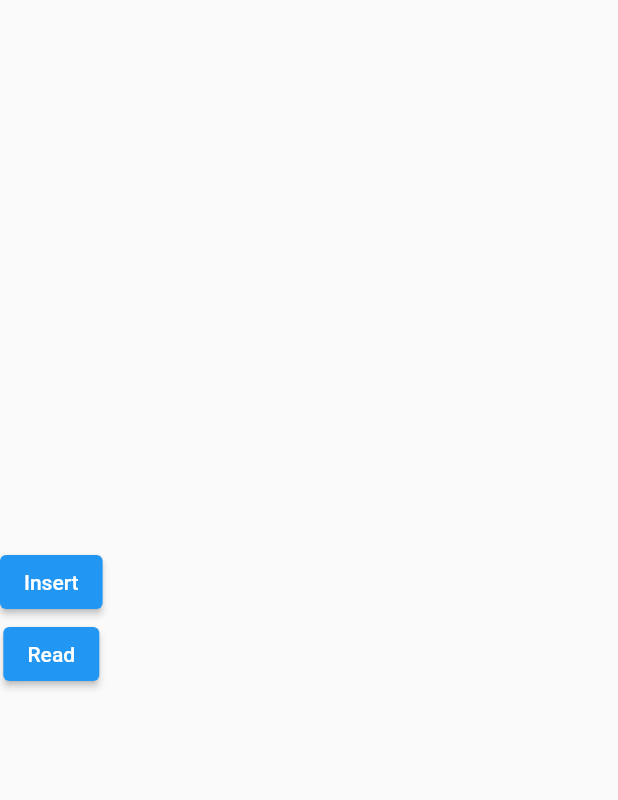
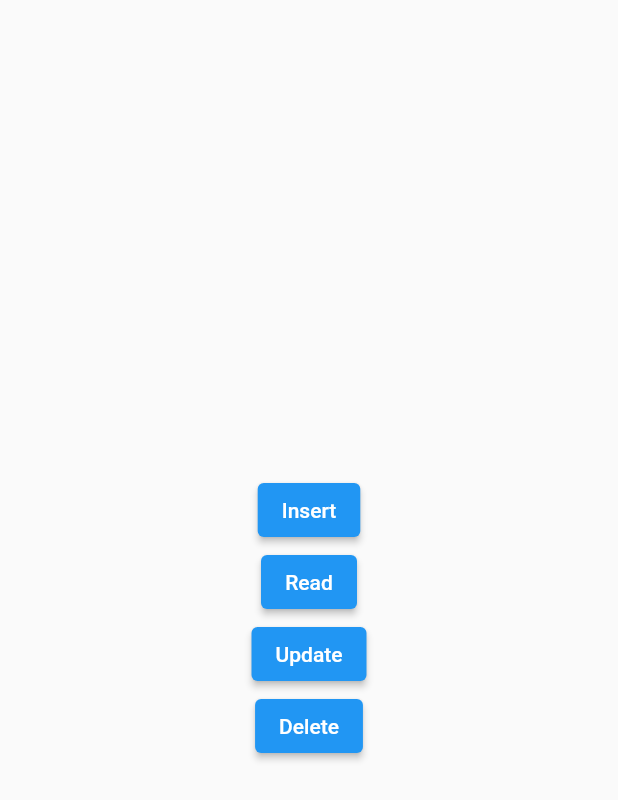
Before and after one commit to ShreyaVaghasiya/lecturepractice, a Flutter app: the screen it shows after launch, after a tap on "Insert", on a phone screen of 412 x 824 dp. Shown: the top 800 px of the screen. Run offline on Flutter 3.47's test engine with Material 2 defaults, Android fonts, the phone set to English and light mode, and no system bars; our stand-ins replace sqflite; accounts and stored records are empty.

Commit message:
Initial commit

```diff
--- a/lib/database_helper.dart
+++ b/lib/database_helper.dart
@@ -5,7 +5,7 @@ class DatabaseHelper {
   //Declaration of all Variables
   static final _databaseName = "MyDatabse.db";
   static final _databaseVersion = 1;
-  static final _tableName = "MyTable";
+  static final tableName = "MyTable";
   static final columnId = 'Id';
   static final columnName = 'Name';
   static final columnAge = 'Age';
@@ -29,7 +29,7 @@ class DatabaseHelper {
     if (status!=null) {
       _database = await openDatabase(join(databasePath, _databaseName),
           onCreate: (database, version) {
-        return database.execute("CREATE TABLE $_tableName("
+        return database.execute("CREATE TABLE $tableName("
             "$columnId INTEGER PRIMARY KEY AUTOINCREMENT, "
             "$columnName TEXT, "
             "$columnAge TEXT)");
@@ -45,7 +45,7 @@ class DatabaseHelper {
     Future<bool> insert(Map<String,dynamic> row) async{
      final db = await database;
      try{
-        db?.insert(_tableName, row);
+        db?.insert(tableName, row);
      }
      catch(stackTrace){
        print(stackTrace);
@@ -53,10 +53,22 @@ class DatabaseHelper {
       return true;
     }
 
-  //query for all rows
+  //query for all rows (Read Operation)
    Future<List<Map<String,dynamic>>> queryAllRows() async{
      Database? db = await database;
-     result = await db?.query(_tableName);
+     result = await db?.query(tableName);
      return result.toList() ;
    }
+
+   //Update operation
+   Future<int> updateStatic (Map<String,dynamic>? row,String? table,String? id) async {
+      Database? db = await database;
+      return await db!.update(table!,row!,where: '$columnId = ?',whereArgs: [id]);
+   }
+
+   //Delete operation
+   Future<int> delete (int id) async{
+      Database? db = await database;
+      return await db!.delete(tableName,where: '$columnId = ?',whereArgs: [id]);
+   }
 }
--- a/lib/main.dart
+++ b/lib/main.dart
@@ -1,16 +1,13 @@
-import 'dart:developer';
-
 import 'package:flutter/material.dart';
 import 'package:lecturepractice/database_helper.dart';
-void main()
-{
-  runApp(
-    const MaterialApp(
+
+void main() {
+  runApp(const MaterialApp(
     debugShowCheckedModeBanner: false,
     home: MyApp(),
-    )
-  );
+  ));
 }
+
 class MyApp extends StatefulWidget {
   const MyApp({Key? key}) : super(key: key);
 
@@ -20,33 +17,47 @@ class MyApp extends StatefulWidget {
 
 class _MyAppState extends State<MyApp> {
   final dbHelper = DatabaseHelper.instance;
+
   @override
   Widget build(BuildContext context) {
     return Scaffold(
-         body: Column(
+      body: Center(
+        child: Column(
           mainAxisAlignment: MainAxisAlignment.center,
           crossAxisAlignment: CrossAxisAlignment.center,
           children: [
-             ElevatedButton(onPressed: ()async{
-                 log("Insert Stared || ");
-                 Map<String,dynamic> row = {
-                   DatabaseHelper.columnName : "Shreya",
-                   DatabaseHelper.columnAge : "21",
+            ElevatedButton(
+                onPressed: () async {
+                  Map<String, dynamic> row = {
+                    DatabaseHelper.columnName: "Shreya",
+                    DatabaseHelper.columnAge: "21",
                   };
                   // Map<String,dynamic>  insertedData = Map.from(row);
                   final isInserted = await dbHelper.insert(row);
 
                   print("Insert ${isInserted}");
-                 log("Insert Completed || ");
-
-             }, child: Text("Insert")),
-             ElevatedButton(onPressed: () async{
-               print('|| Read Started');
+                },
+                child: Text("Insert")),
+            ElevatedButton(
+                onPressed: () async {
                   final list = await dbHelper.queryAllRows();
                   print(list);
-               print("|| Red Completed");
-             }, child: Text("Read")),
+                },
+                child: Text("Read")),
+            ElevatedButton(onPressed: () async{
+               Map<String,dynamic> updateRow = {
+                 DatabaseHelper.columnName : "Krish",
+                 DatabaseHelper.columnAge : "14",
+               };
+               final updated = await dbHelper.updateStatic( updateRow, DatabaseHelper.tableName, "5");
+               print(updated);
+            }, child: Text("Update")),
+            ElevatedButton(onPressed: () async {
+              final deleted = await  dbHelper.delete(1);
+              print(deleted);
+            }, child: Text("Delete")),
           ],
+        ),
       ),
     );
   }
```
Lines whose indentation alone changed are shown as unchanged.
